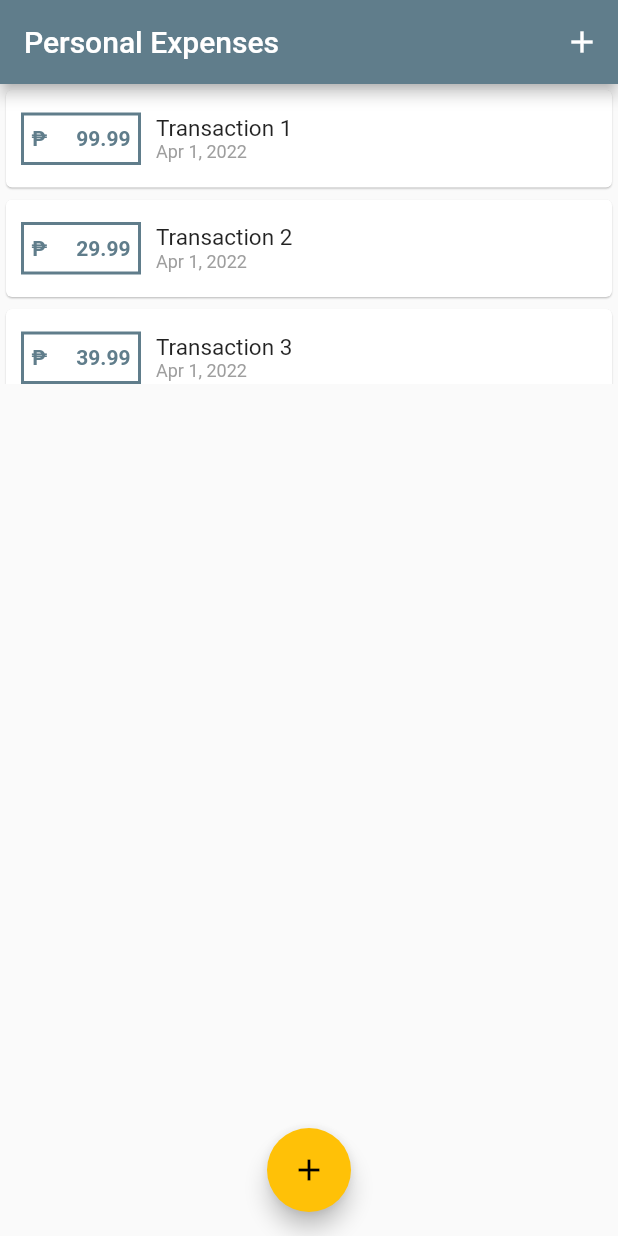
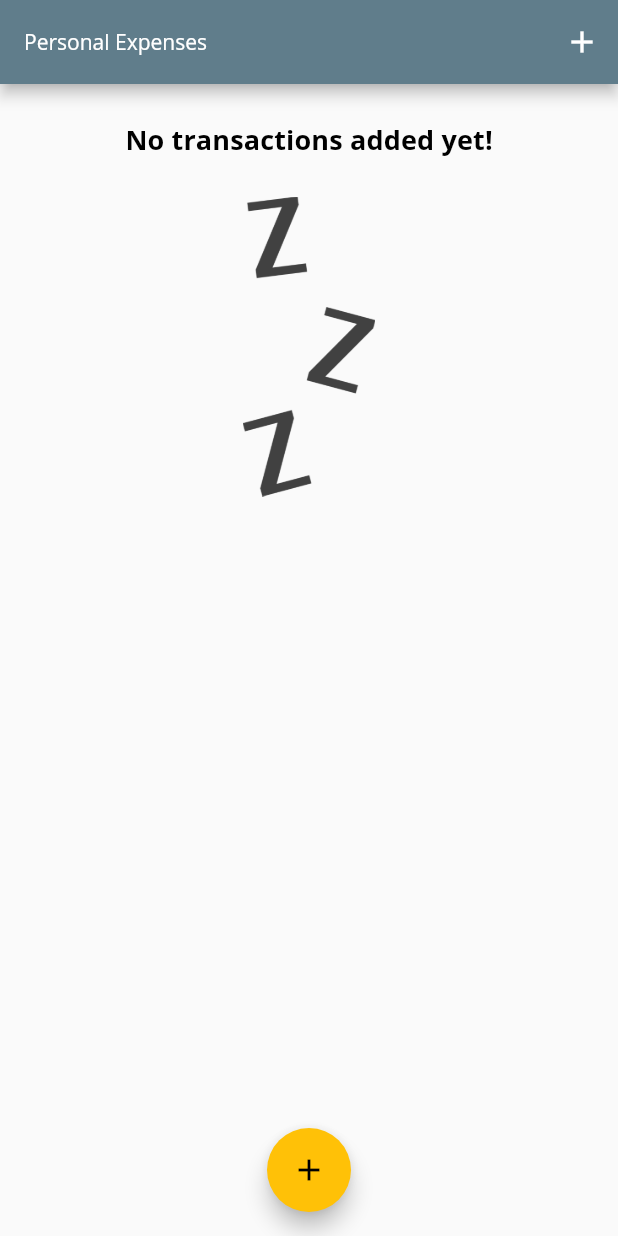
Before and after one commit to airacalins/flutter_expense_app, a Flutter app: the screen it shows after launch, on a phone screen of 412 x 824 dp. Run offline on Flutter 3.47's test engine with Material 2 defaults, Android fonts, the phone set to English and light mode, and no system bars.

Commit message:
added images and fonts

```diff
--- a/lib/main.dart
+++ b/lib/main.dart
@@ -14,7 +14,19 @@ class MyApp extends StatelessWidget {
       title: 'Personal Expenses',
       theme: ThemeData(
         primarySwatch: Colors.blueGrey,
-        accentColor: Colors.amber
+        accentColor: Colors.amber,
+        fontFamily: 'Quicksand',
+        textTheme: ThemeData.light().textTheme.copyWith(
+          titleSmall: TextStyle(
+             fontFamily: 'Opensans',
+             fontWeight: FontWeight.bold,
+             fontSize: 18
+          )
+        ),
+        appBarTheme: AppBarTheme(
+          textTheme: ThemeData.light().textTheme.copyWith(
+            headline6: TextStyle(
+              fontFamily: 'Opensans')), )
       ),
       home: MyHomePage(),
     );
@@ -28,10 +40,10 @@ class MyHomePage extends StatefulWidget {
 
 class _MyHomePageState extends State<MyHomePage> {
   final List<Transaction> _transactions = [
-    Transaction(id: "1", title: 'Transaction 1', amount: 99.99, date: DateTime.now()),
-    Transaction(id: "2", title: 'Transaction 2', amount: 29.99, date: DateTime.now()),
-    Transaction(id: "3", title: 'Transaction 3', amount: 39.99, date: DateTime.now()),
-    Transaction(id: "4", title: 'Transaction 4', amount: 49.99, date: DateTime.now()),
+    // Transaction(id: "1", title: 'Transaction 1', amount: 99.99, date: DateTime.now()),
+    // Transaction(id: "2", title: 'Transaction 2', amount: 29.99, date: DateTime.now()),
+    // Transaction(id: "3", title: 'Transaction 3', amount: 39.99, date: DateTime.now()),
+    // Transaction(id: "4", title: 'Transaction 4', amount: 49.99, date: DateTime.now()),
   ];
 
   void _createTransaction(String title, double amount) {
--- a/lib/screens/transaction/transaction_list.dart
+++ b/lib/screens/transaction/transaction_list.dart
@@ -11,8 +11,23 @@ class TransactionsList extends StatelessWidget {
   @override
   Widget build(BuildContext context) {
     return Container(
-      height: 200,
-      child: ListView.builder(
+      width: double.infinity,
+      height: 400,
+      child: transactions.isEmpty ?
+        Column(
+          children: <Widget>[
+            Padding(
+              padding: const EdgeInsets.all(25),
+              child: Text('No transactions added yet!', style: Theme.of(context).textTheme.titleSmall),
+            ),
+            Container(
+              child: Image.asset('assets/images/waiting.png', fit: BoxFit.cover,),
+              height: 200,
+             )
+          ],
+        )
+        :
+        ListView.builder(
         itemBuilder: (ctx, index) =>  TransactionCard(transactions[index]),
         itemCount: transactions.length
       )
```
Also changed, not shown: pubspec.yaml (+16 -14 lines), assets/fonts/OpenSans-Bold.ttf (added), assets/fonts/OpenSans-Regular.ttf (added), assets/fonts/Quicksand-Bold.ttf (added), assets/fonts/Quicksand-Light.ttf (added), assets/fonts/Quicksand-Medium.ttf (added), assets/fonts/Quicksand-Regular.ttf (added), assets/images/waiting.png (added).
